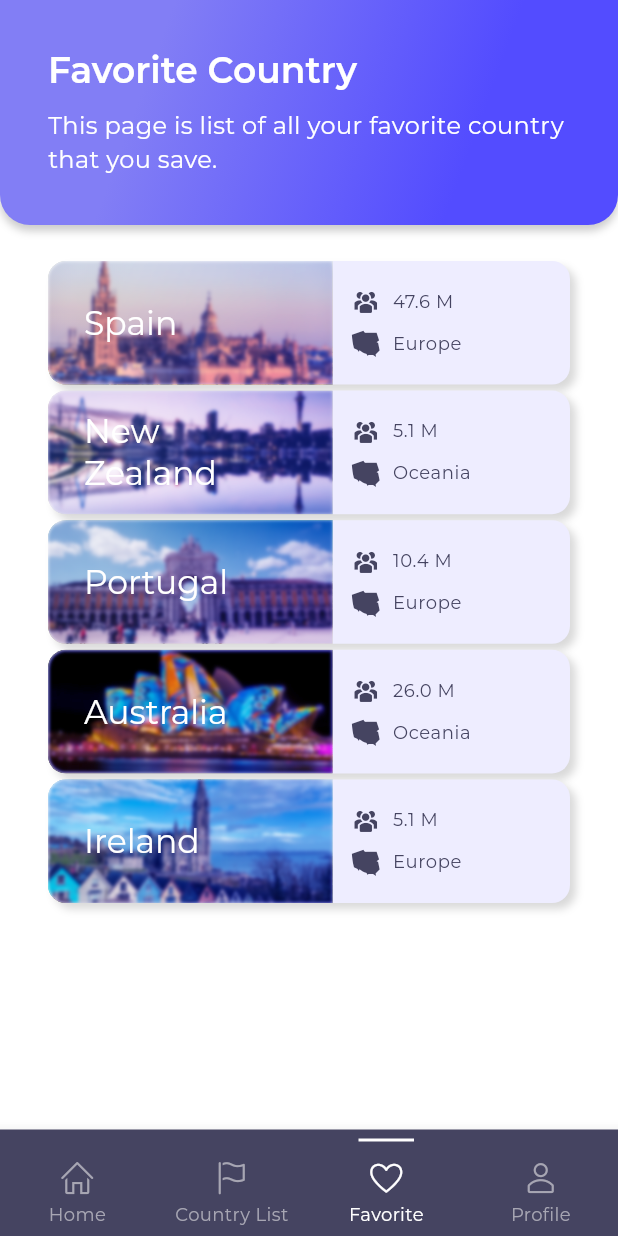
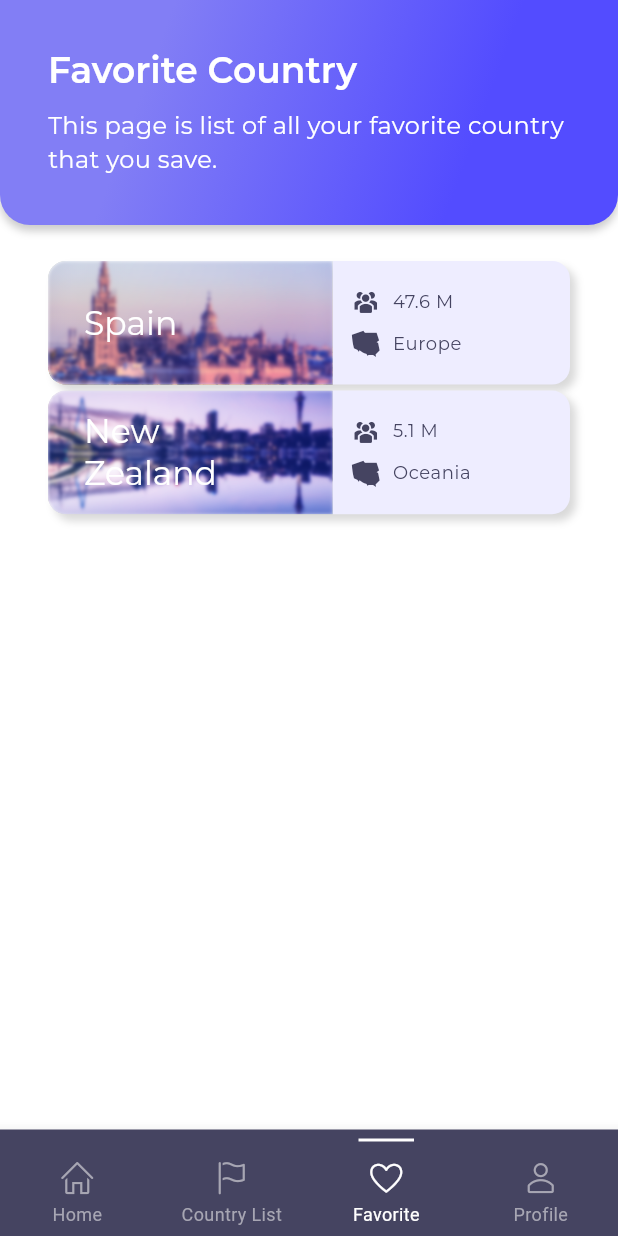
Before and after one commit to mmukramm/solo_trip_app, a Flutter app: the MainPage screen opened directly, item 3 of the bottom bar chosen, on a phone screen of 412 x 824 dp. Run offline on Flutter 3.47's test engine with Material 3 defaults, Android fonts, the phone set to English and light mode, and no system bars; our stand-ins replace after_layout, flutter_svg.

Commit message:
refactor: change some file code structure

```diff
--- a/lib/main.dart
+++ b/lib/main.dart
@@ -1,9 +1,6 @@
 import 'package:flutter/material.dart';
 import 'package:solo_trip_app/common/colors_theme.dart';
 import 'package:solo_trip_app/common/text_theme.dart';
-import 'package:solo_trip_app/presentation/ui/country_detail.dart';
-import 'package:solo_trip_app/presentation/ui/landing_page.dart';
-import 'package:solo_trip_app/presentation/ui/main_page.dart';
 import 'package:solo_trip_app/presentation/ui/splash_screen.dart';
 
 void main() {
@@ -33,7 +30,7 @@ class SoloTripApp extends StatelessWidget {
         ),
         scaffoldBackgroundColor: primaryLightBackgroundColor
       ),
-      home: const MainPage(),
+      home: const SplashScreen(),
     );
   }
 }
--- a/lib/presentation/ui/country_list_screen.dart
+++ b/lib/presentation/ui/country_list_screen.dart
@@ -1,13 +1,9 @@
-// ignore_for_file: prefer_const_literals_to_create_immutables
-
 import 'dart:ui';
-
 import 'package:flutter/material.dart';
-import 'package:flutter/src/widgets/framework.dart';
-import 'package:flutter/src/widgets/placeholder.dart';
-import 'package:flutter_svg/flutter_svg.dart';
 import 'package:solo_trip_app/common/colors_theme.dart';
 import 'package:solo_trip_app/custom_icon.dart';
+import 'package:solo_trip_app/data/data_source/all_country_data.dart';
+import 'package:solo_trip_app/data/models/country.dart';
 import 'package:solo_trip_app/helpers/app_size.dart';
 import 'package:solo_trip_app/helpers/formatter.dart';
 import 'package:solo_trip_app/presentation/ui/country_detail.dart';
@@ -18,8 +14,9 @@ class CountryListScreen extends StatelessWidget {
 
   @override
   Widget build(BuildContext context) {
+    List<Country> countryItems = List.from(countryList);
+
     return SingleChildScrollView(
-      child: SafeArea(
       child: Column(
         crossAxisAlignment: CrossAxisAlignment.stretch,
         children: [
@@ -38,83 +35,28 @@ class CountryListScreen extends StatelessWidget {
           const SizedBox(
             height: 24.0,
           ),
-            const ListOfCountry(),
-          ],
-        ),
-      ),
-    );
-  }
-}
-
-class ListOfCountry extends StatefulWidget {
-  const ListOfCountry({super.key});
-
-  @override
-  State<ListOfCountry> createState() => _ListOfCountryState();
-}
-
-class _ListOfCountryState extends State<ListOfCountry> {
-  List topCountryList = [
-    {
-      "countryName": "Spain",
-      "population": 47615034,
-      "isFavorite": false,
-      "region": "Europe",
-      "backdrop_image": "spain_backdrop.jpg"
-    },
-    {
-      "countryName": "New Zealand",
-      "population": 5124100,
-      "isFavorite": false,
-      "region": "Oceania",
-      "backdrop_image": "newzealand_backdrop.jpg"
-    },
-    {
-      "countryName": "Portugal",
-      "population": 10379007,
-      "isFavorite": false,
-      "region": "Europe",
-      "backdrop_image": "portugal_backdrop.jpg"
-    },
-    {
-      "countryName": "Australia",
-      "population": 25978935,
-      "isFavorite": false,
-      "region": "Oceania",
-      "backdrop_image": "sydney_backdrop.jpg"
-    },
-    {
-      "countryName": "Ireland",
-      "population": 5086988,
-      "isFavorite": false,
-      "region": "Europe",
-      "backdrop_image": "ireland_backdrop.jpg"
-    },
-  ];
-
-  @override
-  Widget build(BuildContext context) {
-    return Container(
+          Container(
             margin: const EdgeInsets.symmetric(horizontal: 32),
-      width: AppSize.deviceWidth(context),
             child: ListView.builder(
               physics: const NeverScrollableScrollPhysics(),
+              padding: EdgeInsets.zero,
               shrinkWrap: true,
-        itemCount: topCountryList.length,
+              itemCount: countryItems.length,
               itemBuilder: (context, index) {
                 return InkWell(
                   onTap: () {
                     Navigator.of(context).push(
                       MaterialPageRoute(
                         builder: (context) => CountryDetail(
-                    country: topCountryList[index],
+                          country: countryItems[index],
                         ),
                       ),
                     );
                   },
                   child: Container(
                     margin: EdgeInsets.only(
-                  bottom: (index == topCountryList.length - 1) ? 12.0 : 4.0),
+                        bottom:
+                            (index == countryItems.length - 1) ? 12.0 : 4.0),
                     height: AppSize.deviceHeight(context) * .1,
                     decoration: BoxDecoration(
                       borderRadius: const BorderRadius.all(
@@ -132,12 +74,12 @@ class _ListOfCountryState extends State<ListOfCountry> {
                         Expanded(
                           flex: 6,
                           child: Hero(
-                      tag: topCountryList[index]["backdrop_image"],
+                            tag: countryItems[index].backdropImage,
                             child: Container(
                               decoration: BoxDecoration(
                                 image: DecorationImage(
                                   image: AssetImage(
-                                "assets/images/${topCountryList[index]["backdrop_image"]}"),
+                                      "assets/images/${countryItems[index].backdropImage}"),
                                   fit: BoxFit.cover,
                                 ),
                                 borderRadius: const BorderRadius.horizontal(
@@ -149,7 +91,8 @@ class _ListOfCountryState extends State<ListOfCountry> {
                                   left: Radius.circular(12.0),
                                 ),
                                 child: BackdropFilter(
-                            filter: ImageFilter.blur(sigmaX: 1.2, sigmaY: 1.2),
+                                  filter: ImageFilter.blur(
+                                      sigmaX: 1.2, sigmaY: 1.2),
                                   child: Container(
                                     width: double.maxFinite,
                                     height: double.maxFinite,
@@ -158,20 +101,23 @@ class _ListOfCountryState extends State<ListOfCountry> {
                                       backgroundBlendMode: BlendMode.softLight,
                                     ),
                                     child: Column(
-                                mainAxisAlignment: MainAxisAlignment.center,
-                                crossAxisAlignment: CrossAxisAlignment.start,
+                                      mainAxisAlignment:
+                                          MainAxisAlignment.center,
+                                      crossAxisAlignment:
+                                          CrossAxisAlignment.start,
                                       children: [
                                         Padding(
                                           padding: const EdgeInsets.symmetric(
                                             horizontal: 24.0,
                                           ),
                                           child: Text(
-                                      topCountryList[index]["countryName"],
+                                            countryItems[index].countryName,
                                             style: Theme.of(context)
                                                 .textTheme
                                                 .titleLarge!
                                                 .copyWith(
-                                            color: primaryLightBackgroundColor,
+                                                  color:
+                                                      primaryLightBackgroundColor,
                                                 ),
                                           ),
                                         ),
@@ -186,7 +132,8 @@ class _ListOfCountryState extends State<ListOfCountry> {
                         Expanded(
                           flex: 5,
                           child: Container(
-                      padding: const EdgeInsets.symmetric(horizontal: 12.0),
+                            padding:
+                                const EdgeInsets.symmetric(horizontal: 12.0),
                             decoration: BoxDecoration(
                               color: secondaryLightBackgroundColor,
                               borderRadius: const BorderRadius.horizontal(
@@ -206,7 +153,7 @@ class _ListOfCountryState extends State<ListOfCountry> {
                                     ),
                                     Text(
                                       Formatter.populationFormatter(
-                                    topCountryList[index]["population"]),
+                                          countryItems[index].population),
                                       style: Theme.of(context)
                                           .textTheme
                                           .bodySmall!
@@ -228,7 +175,7 @@ class _ListOfCountryState extends State<ListOfCountry> {
                                       width: 8.0,
                                     ),
                                     Text(
-                                topCountryList[index]["region"],
+                                      countryItems[index].region,
                                       style: Theme.of(context)
                                           .textTheme
                                           .bodySmall!
@@ -247,6 +194,9 @@ class _ListOfCountryState extends State<ListOfCountry> {
                   ),
                 );
               },
+            ),
+          ),
+        ],
       ),
     );
   }
@@ -267,7 +217,7 @@ class _CustomTextFieldState extends State<CustomTextField> {
       children: [
         Expanded(
           flex: 5,
-          child: Container(
+          child: SizedBox(
             height: 56.0,
             child: TextField(
               controller: _searchController,
@@ -285,8 +235,8 @@ class _CustomTextFieldState extends State<CustomTextField> {
                     _searchController.clear();
                   },
                 ),
-                border: OutlineInputBorder(
-                  borderRadius: const BorderRadius.all(
+                border: const OutlineInputBorder(
+                  borderRadius: BorderRadius.all(
                     Radius.circular(16.0),
                   ),
                 ),
@@ -303,7 +253,6 @@ class _CustomTextFieldState extends State<CustomTextField> {
             height: 56.0,
             child: ElevatedButton(
               style: ElevatedButton.styleFrom(
-                alignment: Alignment.center,
                 shape: RoundedRectangleBorder(
                     borderRadius: BorderRadius.circular(16.0)),
               ),
--- a/lib/presentation/ui/favorite_country_screen.dart
+++ b/lib/presentation/ui/favorite_country_screen.dart
@@ -1,10 +1,9 @@
 import 'dart:ui';
-
 import 'package:flutter/material.dart';
-import 'package:flutter/src/widgets/framework.dart';
-import 'package:flutter/src/widgets/placeholder.dart';
 import 'package:solo_trip_app/common/colors_theme.dart';
 import 'package:solo_trip_app/custom_icon.dart';
+import 'package:solo_trip_app/data/data_source/all_country_data.dart';
+import 'package:solo_trip_app/data/models/country.dart';
 import 'package:solo_trip_app/helpers/app_size.dart';
 import 'package:solo_trip_app/helpers/formatter.dart';
 import 'package:solo_trip_app/presentation/ui/country_detail.dart';
@@ -15,93 +14,42 @@ class FavoriteCountryScreen extends StatelessWidget {
 
   @override
   Widget build(BuildContext context) {
-    return SafeArea(
-      child: Column(
-        children: const [
-          SmallPageHeader(
+    List<Country> countryItems = [
+      countryList[0],
+      countryList[1],
+    ];
+    return Column(
+      children: [
+        const SmallPageHeader(
           headerText: "Favorite Country",
           bodyText:
               "This page is list of all your favorite country that you save.",
         ),
-          SizedBox(
+        const SizedBox(
           height: 24.0,
         ),
-          ListOfCountry(),
-        ],
-      ),
-    );
-  }
-}
-
-class ListOfCountry extends StatefulWidget {
-  const ListOfCountry({super.key});
-
-  @override
-  State<ListOfCountry> createState() => _ListOfCountryState();
-}
-
-class _ListOfCountryState extends State<ListOfCountry> {
-  List favCountryList = [
-    {
-      "countryName": "Spain",
-      "population": 47615034,
-      "isFavorite": false,
-      "region": "Europe",
-      "backdrop_image": "spain_backdrop.jpg"
-    },
-    {
-      "countryName": "New Zealand",
-      "population": 5124100,
-      "isFavorite": false,
-      "region": "Oceania",
-      "backdrop_image": "newzealand_backdrop.jpg"
-    },
-    {
-      "countryName": "Portugal",
-      "population": 10379007,
-      "isFavorite": false,
-      "region": "Europe",
-      "backdrop_image": "portugal_backdrop.jpg"
-    },
-    {
-      "countryName": "Australia",
-      "population": 25978935,
-      "isFavorite": false,
-      "region": "Oceania",
-      "backdrop_image": "sydney_backdrop.jpg"
-    },
-    {
-      "countryName": "Ireland",
-      "population": 5086988,
-      "isFavorite": false,
-      "region": "Europe",
-      "backdrop_image": "ireland_backdrop.jpg"
-    },
-  ];
-
-  @override
-  Widget build(BuildContext context) {
-    return Container(
+        Container(
           margin: const EdgeInsets.symmetric(horizontal: 32),
-      width: AppSize.deviceWidth(context),
           child: ListView.builder(
             physics: const NeverScrollableScrollPhysics(),
+            padding: EdgeInsets.zero,
             shrinkWrap: true,
-        itemCount: favCountryList.length,
+            itemCount: countryItems.length,
             itemBuilder: (context, index) {
               return InkWell(
                 onTap: () {
                   Navigator.of(context).push(
                     MaterialPageRoute(
                       builder: (context) => CountryDetail(
-                    country: favCountryList[index],
+                        country: countryItems[index],
                       ),
                     ),
                   );
                 },
                 child: Container(
                   margin: EdgeInsets.only(
-                  bottom: (index == favCountryList.length - 1) ? 12.0 : 4.0),
+                      bottom:
+                          (index == countryItems.length - 1) ? 12.0 : 4.0),
                   height: AppSize.deviceHeight(context) * .1,
                   decoration: BoxDecoration(
                     borderRadius: const BorderRadius.all(
@@ -119,12 +67,12 @@ class _ListOfCountryState extends State<ListOfCountry> {
                       Expanded(
                         flex: 6,
                         child: Hero(
-                      tag: favCountryList[index]["backdrop_image"],
+                          tag: countryItems[index].backdropImage,
                           child: Container(
                             decoration: BoxDecoration(
                               image: DecorationImage(
                                 image: AssetImage(
-                                "assets/images/${favCountryList[index]["backdrop_image"]}"),
+                                    "assets/images/${countryItems[index].backdropImage}"),
                                 fit: BoxFit.cover,
                               ),
                               borderRadius: const BorderRadius.horizontal(
@@ -136,7 +84,8 @@ class _ListOfCountryState extends State<ListOfCountry> {
                                 left: Radius.circular(12.0),
                               ),
                               child: BackdropFilter(
-                            filter: ImageFilter.blur(sigmaX: 1.2, sigmaY: 1.2),
+                                filter: ImageFilter.blur(
+                                    sigmaX: 1.2, sigmaY: 1.2),
                                 child: Container(
                                   width: double.maxFinite,
                                   height: double.maxFinite,
@@ -145,20 +94,23 @@ class _ListOfCountryState extends State<ListOfCountry> {
                                     backgroundBlendMode: BlendMode.softLight,
                                   ),
                                   child: Column(
-                                mainAxisAlignment: MainAxisAlignment.center,
-                                crossAxisAlignment: CrossAxisAlignment.start,
+                                    mainAxisAlignment:
+                                        MainAxisAlignment.center,
+                                    crossAxisAlignment:
+                                        CrossAxisAlignment.start,
                                     children: [
                                       Padding(
                                         padding: const EdgeInsets.symmetric(
                                           horizontal: 24.0,
                                         ),
                                         child: Text(
-                                      favCountryList[index]["countryName"],
+                                          countryItems[index].countryName,
                                           style: Theme.of(context)
                                               .textTheme
                                               .titleLarge!
                                               .copyWith(
-                                            color: primaryLightBackgroundColor,
+                                                color:
+                                                    primaryLightBackgroundColor,
                                               ),
                                         ),
                                       ),
@@ -173,7 +125,8 @@ class _ListOfCountryState extends State<ListOfCountry> {
                       Expanded(
                         flex: 5,
                         child: Container(
-                      padding: const EdgeInsets.symmetric(horizontal: 12.0),
+                          padding:
+                              const EdgeInsets.symmetric(horizontal: 12.0),
                           decoration: BoxDecoration(
                             color: secondaryLightBackgroundColor,
                             borderRadius: const BorderRadius.horizontal(
@@ -193,7 +146,7 @@ class _ListOfCountryState extends State<ListOfCountry> {
                                   ),
                                   Text(
                                     Formatter.populationFormatter(
-                                    favCountryList[index]["population"]),
+                                        countryItems[index].population),
                                     style: Theme.of(context)
                                         .textTheme
                                         .bodySmall!
@@ -215,7 +168,7 @@ class _ListOfCountryState extends State<ListOfCountry> {
                                     width: 8.0,
                                   ),
                                   Text(
-                                favCountryList[index]["region"],
+                                    countryItems[index].region,
                                     style: Theme.of(context)
                                         .textTheme
                                         .bodySmall!
@@ -235,6 +188,8 @@ class _ListOfCountryState extends State<ListOfCountry> {
               );
             },
           ),
+        ),
+      ],
     );
   }
 }
--- a/lib/presentation/ui/main_page.dart
+++ b/lib/presentation/ui/main_page.dart
@@ -1,7 +1,4 @@
 import 'package:flutter/material.dart';
-import 'package:flutter/src/widgets/framework.dart';
-import 'package:flutter/src/widgets/placeholder.dart';
-import 'package:flutter_svg/flutter_svg.dart';
 import 'package:solo_trip_app/common/colors_theme.dart';
 import 'package:solo_trip_app/custom_icon.dart';
 import 'package:solo_trip_app/presentation/ui/country_list_screen.dart';
@@ -18,10 +15,10 @@ class MainPage extends StatefulWidget {
 
 class _MainPageState extends State<MainPage> {
   List pages = [
-    HomeScreen(),
-    CountryListScreen(),
-    FavoriteCountryScreen(),
-    ProfileScreen()
+    const HomeScreen(),
+    const CountryListScreen(),
+    const FavoriteCountryScreen(),
+    const ProfileScreen()
   ];
 
   int _currentIndexMenu = 0;
@@ -30,7 +27,12 @@ class _MainPageState extends State<MainPage> {
   Widget build(BuildContext context) {
     return Scaffold(
       body: pages[_currentIndexMenu],
-      bottomNavigationBar: BottomNavigationBar(
+      bottomNavigationBar: Theme(
+        data: ThemeData(
+          splashColor: Colors.transparent,
+          highlightColor: Colors.transparent,
+        ),
+        child: BottomNavigationBar(
           selectedItemColor: primaryLightBackgroundColor,
           unselectedItemColor: darkGreyColor,
           backgroundColor: secondaryDarkBackgroundColor,
@@ -59,7 +61,7 @@ class _MainPageState extends State<MainPage> {
                   const SizedBox(
                     height: 12,
                   ),
-                  Icon(CustomIcon.homeLine),
+                  const Icon(CustomIcon.homeLine),
                   const SizedBox(
                     height: 4,
                   ),
@@ -82,7 +84,7 @@ class _MainPageState extends State<MainPage> {
                   const SizedBox(
                     height: 12,
                   ),
-                  Icon(CustomIcon.flagLine),
+                  const Icon(CustomIcon.flagLine),
                   const SizedBox(
                     height: 4,
                   ),
@@ -105,7 +107,7 @@ class _MainPageState extends State<MainPage> {
                   const SizedBox(
                     height: 12,
                   ),
-                  Icon(CustomIcon.heartLine),
+                  const Icon(CustomIcon.heartLine),
                   const SizedBox(
                     height: 4,
                   ),
@@ -128,7 +130,7 @@ class _MainPageState extends State<MainPage> {
                   const SizedBox(
                     height: 12,
                   ),
-                  Icon(CustomIcon.userLine),
+                  const Icon(CustomIcon.userLine),
                   const SizedBox(
                     height: 4,
                   ),
@@ -136,7 +138,9 @@ class _MainPageState extends State<MainPage> {
               ),
               label: "Profile",
             ),
-          ]),
+          ],
+        ),
+      ),
     );
   }
 }
--- a/lib/presentation/widget/landing_page_content.dart
+++ b/lib/presentation/widget/landing_page_content.dart
@@ -1,6 +1,4 @@
-// ignore_for_file: public_member_api_docs, sort_constructors_first
 import 'package:flutter/material.dart';
-
 import 'package:solo_trip_app/common/colors_theme.dart';
 
 class FirstLandingPageContent extends StatelessWidget {
--- a/lib/presentation/widget/small_page_header.dart
+++ b/lib/presentation/widget/small_page_header.dart
@@ -1,7 +1,6 @@
 // ignore_for_file: public_member_api_docs, sort_constructors_first
 import 'package:flutter/material.dart';
 import 'package:flutter/src/widgets/framework.dart';
-import 'package:flutter/src/widgets/placeholder.dart';
 
 import 'package:solo_trip_app/common/colors_theme.dart';
 
@@ -32,6 +31,7 @@ class SmallPageHeader extends StatelessWidget {
           ),
         ],
       ),
+      child: SafeArea(
         child: Column(
           crossAxisAlignment: CrossAxisAlignment.start,
           children: [
@@ -52,6 +52,7 @@ class SmallPageHeader extends StatelessWidget {
             ),
           ],
         ),
+      ),
     );
   }
 }
```
Also changed, not shown: lib/data/data_source/all_country_data.dart (renamed from lib/data/data_source/data_dummies.dart, +1 -11 lines), lib/presentation/ui/country_detail.dart (+10 -13 lines), lib/presentation/ui/home_screen.dart (+17 -29 lines), lib/presentation/ui/landing_page.dart (+24 -12 lines), lib/presentation/ui/profile_screen.dart (+16 -10 lines), pubspec.lock, 1 other file. Lines whose indentation alone changed are shown as unchanged.
